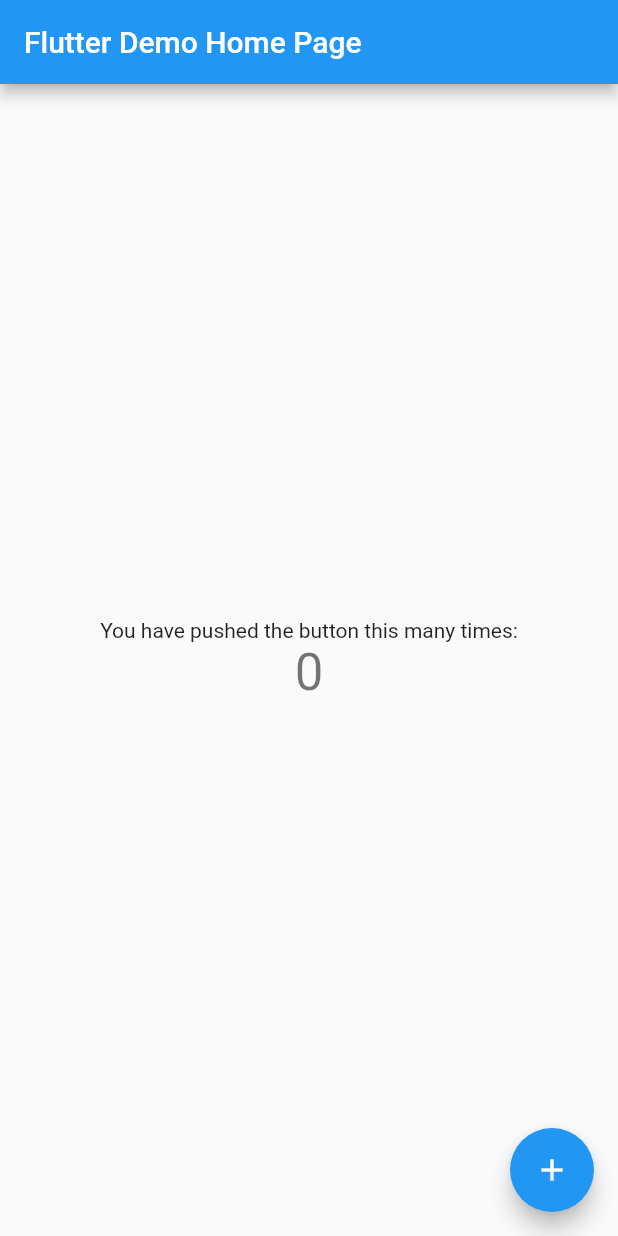
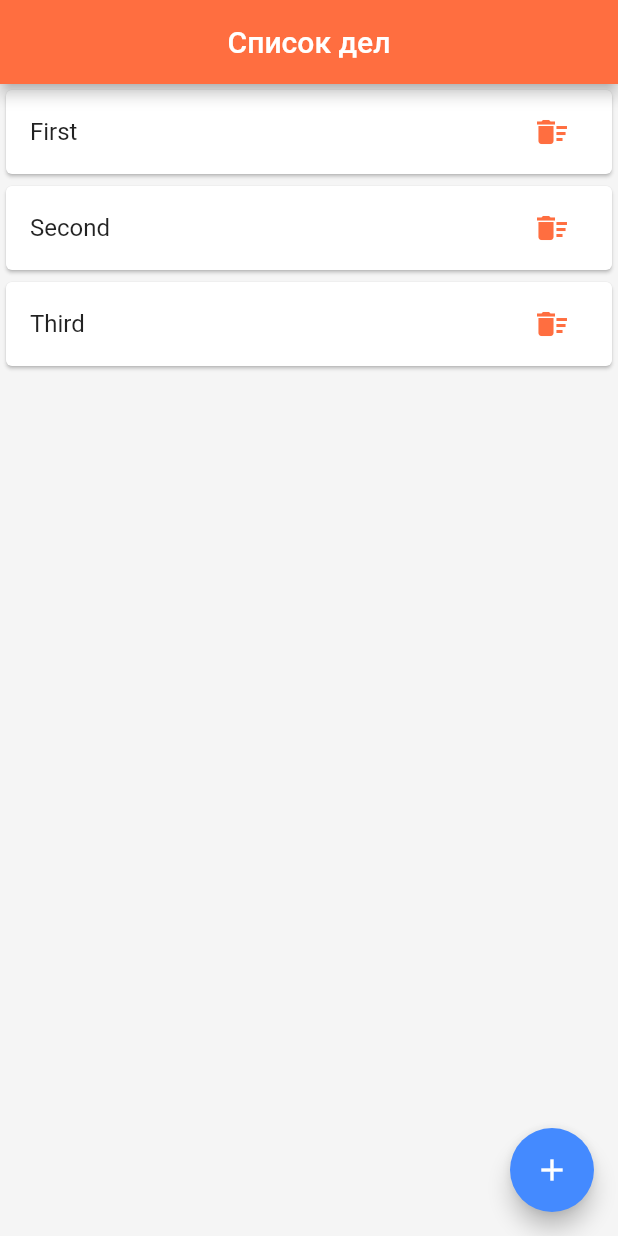
Before and after one commit to LoveSolaristics/quizapp, a Flutter app: the screen it shows after launch, on a phone screen of 412 x 824 dp. Run offline on Flutter 3.47's test engine with Material 2 defaults, Android fonts, the phone set to English and light mode, and no system bars.

Commit message:
Add basic todolist

```diff
--- a/lib/main.dart
+++ b/lib/main.dart
@@ -1,113 +1,9 @@
 import 'package:flutter/material.dart';
+import 'package:quizapp/pages/home.dart';
 
-void main() {
-  runApp(MyApp());
-}
-
-class MyApp extends StatelessWidget {
-  // This widget is the root of your application.
-  @override
-  Widget build(BuildContext context) {
-    return MaterialApp(
-      title: 'Flutter Demo',
-      theme: ThemeData(
-        // This is the theme of your application.
-        //
-        // Try running your application with "flutter run". You'll see the
-        // application has a blue toolbar. Then, without quitting the app, try
-        // changing the primarySwatch below to Colors.green and then invoke
-        // "hot reload" (press "r" in the console where you ran "flutter run",
-        // or simply save your changes to "hot reload" in a Flutter IDE).
-        // Notice that the counter didn't reset back to zero; the application
-        // is not restarted.
-        primarySwatch: Colors.blue,
-      ),
-      home: MyHomePage(title: 'Flutter Demo Home Page'),
-    );
-  }
-}
-
-class MyHomePage extends StatefulWidget {
-  MyHomePage({Key? key, required this.title}) : super(key: key);
-
-  // This widget is the home page of your application. It is stateful, meaning
-  // that it has a State object (defined below) that contains fields that affect
-  // how it looks.
-
-  // This class is the configuration for the state. It holds the values (in this
-  // case the title) provided by the parent (in this case the App widget) and
-  // used by the build method of the State. Fields in a Widget subclass are
-  // always marked "final".
-
-  final String title;
-
-  @override
-  _MyHomePageState createState() => _MyHomePageState();
-}
-
-class _MyHomePageState extends State<MyHomePage> {
-  int _counter = 0;
-
-  void _incrementCounter() {
-    setState(() {
-      // This call to setState tells the Flutter framework that something has
-      // changed in this State, which causes it to rerun the build method below
-      // so that the display can reflect the updated values. If we changed
-      // _counter without calling setState(), then the build method would not be
-      // called again, and so nothing would appear to happen.
-      _counter++;
-    });
-  }
-
-  @override
-  Widget build(BuildContext context) {
-    // This method is rerun every time setState is called, for instance as done
-    // by the _incrementCounter method above.
-    //
-    // The Flutter framework has been optimized to make rerunning build methods
-    // fast, so that you can just rebuild anything that needs updating rather
-    // than having to individually change instances of widgets.
-    return Scaffold(
-      appBar: AppBar(
-        // Here we take the value from the MyHomePage object that was created by
-        // the App.build method, and use it to set our appbar title.
-        title: Text(widget.title),
-      ),
-      body: Center(
-        // Center is a layout widget. It takes a single child and positions it
-        // in the middle of the parent.
-        child: Column(
-          // Column is also a layout widget. It takes a list of children and
-          // arranges them vertically. By default, it sizes itself to fit its
-          // children horizontally, and tries to be as tall as its parent.
-          //
-          // Invoke "debug painting" (press "p" in the console, choose the
-          // "Toggle Debug Paint" action from the Flutter Inspector in Android
-          // Studio, or the "Toggle Debug Paint" command in Visual Studio Code)
-          // to see the wireframe for each widget.
-          //
-          // Column has various properties to control how it sizes itself and
-          // how it positions its children. Here we use mainAxisAlignment to
-          // center the children vertically; the main axis here is the vertical
-          // axis because Columns are vertical (the cross axis would be
-          // horizontal).
-          mainAxisAlignment: MainAxisAlignment.center,
-          children: <Widget>[
-            Text(
-              'You have pushed the button this many times:',
-            ),
-            Text(
-              '$_counter',
-              style: Theme.of(context).textTheme.headline4,
-            ),
-          ],
-        ),
-      ),
-      floatingActionButton: FloatingActionButton(
-        onPressed: _incrementCounter,
-        tooltip: 'Increment',
-        child: Icon(Icons.add),
-      ), // This trailing comma makes auto-formatting nicer for build methods.
-    );
-  }
-}
+void main() => runApp(MaterialApp(
+  theme: ThemeData(
+    primaryColor:  Colors.deepOrangeAccent,
+  ),
+  home: Home(),
+));
--- /dev/null
+++ b/lib/pages/author.dart
@@ -0,0 +1 @@
+import 'package:flutter/material.dart';
--- /dev/null
+++ b/lib/pages/home.dart
@@ -0,0 +1,98 @@
+import 'package:flutter/material.dart';
+
+class Home extends StatefulWidget {
+  const Home({Key? key}) : super(key: key);
+
+  @override
+  _HomeState createState() => _HomeState();
+}
+
+class _HomeState extends State<Home> {
+  String userTodo = '';
+  List todoList = [];
+
+  @override
+  void initState() {
+    super.initState();
+
+    todoList.addAll(['First', 'Second', 'Third']);
+  }
+
+  @override
+  Widget build(BuildContext context) {
+    return Scaffold(
+      backgroundColor: Colors.grey[100],
+      appBar: AppBar(
+        title: Text('Список дел'),
+        centerTitle: true,
+      ),
+      body: ListView.builder(
+          itemCount: todoList.length,
+          itemBuilder: (BuildContext context, int index) {
+            return Dismissible(
+              key: Key(todoList[index]),
+              child: Card(
+                child: ListTile(
+                  title: Text(todoList[index]),
+                  trailing: IconButton(
+                    icon: Icon(
+                      Icons.delete_sweep,
+                    ),
+                    color: Colors.deepOrangeAccent,
+                    onPressed: () {
+                      setState(() {
+                        todoList.removeAt(index);
+                      });
+                    },
+                  ),
+                ),
+              ),
+              onDismissed: (direction) {
+                setState(() {
+                  todoList.removeAt(index);
+                });
+              },
+            );
+          }),
+      floatingActionButton: FloatingActionButton(
+          backgroundColor: Colors.blueAccent,
+          onPressed: () {
+            showDialog(
+                context: context,
+                builder: (BuildContext context) {
+                  return AlertDialog(
+                    title: Text('Добавить задачу'),
+                    content: TextField(
+                      onChanged: (String value) {
+                        userTodo = value;
+                      },
+                    ),
+                    actions: [
+                      ElevatedButton(
+                        onPressed: () => Navigator.of(context).pop(),
+                        child: Text('Отмена'),
+                        style: ButtonStyle(
+                            backgroundColor: MaterialStateProperty.all<Color>(
+                                Colors.deepOrange)),
+                      ),
+                      ElevatedButton(
+                          onPressed: () {
+                            if (userTodo.length != 0) {
+                              setState(() {
+                                todoList.add(userTodo);
+                              });
+                              Navigator.of(context).pop();
+                            }
+                          },
+                          child: Text('Добавить')),
+                    ],
+                  );
+                });
+          },
+          child: Icon(
+            Icons.add,
+            color: Colors.white,
+          )),
+    );
+  }
+}
```
Also changed, not shown: 1 other file.
